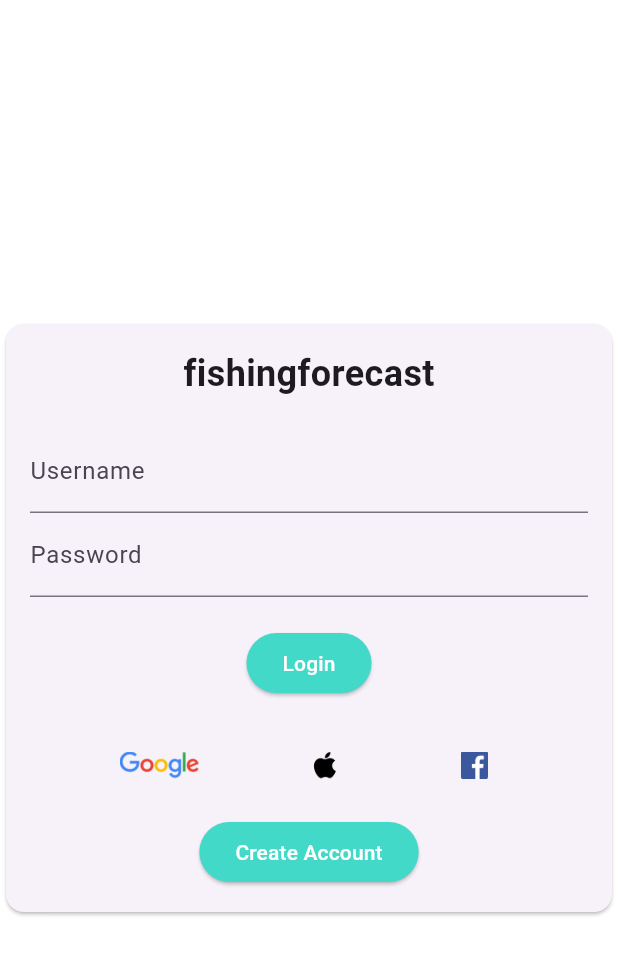
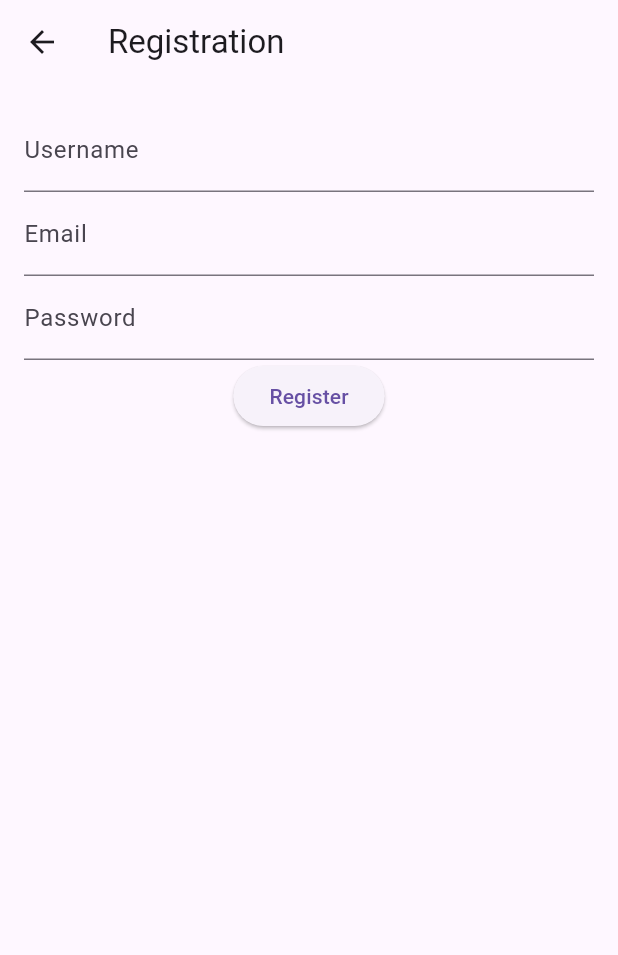
Before and after one commit to Vukp17/fishing_forecast, a Flutter app: the screen it shows after launch, after a tap on "Create Account", on a phone screen of 412 x 824 dp. Shown: the top 955 px of the screen. Run offline on Flutter 3.47's test engine with Material 3 defaults, Android fonts, the phone set to English and light mode, and no system bars; our stand-ins replace google_maps_flutter, image_picker, shared_preferences; missing offline and left inert: dart:ffi; accounts and stored records are empty; network calls fail.

Commit message:
Add registration screen and navigation routes

```diff
--- a/lib/main.dart
+++ b/lib/main.dart
@@ -1,4 +1,5 @@
 import 'package:fishingapp/models/user_model.dart';
+import 'package:fishingapp/screens/register_screen.dart';
 import 'package:fishingapp/widgets/main/bottom_navigation.dart';
 import 'package:flutter/material.dart';
 import 'package:provider/provider.dart';
@@ -28,6 +29,11 @@ class MyApp extends StatelessWidget {
         visualDensity: VisualDensity.adaptivePlatformDensity,
       ),
       home: _authService.isLoggedIn == true ? BottomNavigationExample() : LoginScreen(),
+      routes: {
+        '/login': (context) => LoginScreen(),
+        '/home': (context) => BottomNavigationExample(),
+        '/register':(context) => RegistrationScreen()
+      },
     );
   }
 }
--- a/lib/screens/login_screen.dart
+++ b/lib/screens/login_screen.dart
@@ -139,6 +139,7 @@ class _LoginScreenState extends State<LoginScreen> {
                     ),
                     child: Text('Create Account'),
                     onPressed: () {
+                      Navigator.of(context).pushNamed('/register');
                       // Handle account creation
                     },
                   ),
--- /dev/null
+++ b/lib/screens/register_screen.dart
@@ -0,0 +1,77 @@
+import 'package:flutter/material.dart';
+
+class RegistrationScreen extends StatefulWidget {
+  @override
+  _RegistrationScreenState createState() => _RegistrationScreenState();
+}
+
+class _RegistrationScreenState extends State<RegistrationScreen> {
+  final _formKey = GlobalKey<FormState>();
+  final _usernameController = TextEditingController();
+  final _emailController = TextEditingController();
+  final _passwordController = TextEditingController();
+
+  @override
+  Widget build(BuildContext context) {
+    return Scaffold(
+      appBar: AppBar(
+        title: Text('Registration'),
+      ),
+      body: Form(
+        key: _formKey,
+        child: Padding(
+          padding: const EdgeInsets.all(16.0),
+          child: Column(
+            children: <Widget>[
+              TextFormField(
+                controller: _usernameController,
+                decoration: InputDecoration(
+                  labelText: 'Username',
+                ),
+                validator: (value) {
+                  if (value == null || value.isEmpty) {
+                    return 'Please enter your username';
+                  }
+                  return null;
+                },
+              ),
+              TextFormField(
+                controller: _emailController,
+                decoration: InputDecoration(
+                  labelText: 'Email',
+                ),
+                validator: (value) {
+                  if (value == null || value.isEmpty) {
+                    return 'Please enter your email';
+                  }
+                  return null;
+                },
+              ),
+              TextFormField(
+                controller: _passwordController,
+                decoration: InputDecoration(
+                  labelText: 'Password',
+                ),
+                obscureText: true,
+                validator: (value) {
+                  if (value == null || value.isEmpty) {
+                    return 'Please enter your password';
+                  }
+                  return null;
+                },
+              ),
+              ElevatedButton(
+                onPressed: () {
+                  if (_formKey.currentState!.validate()) {
+                    // Perform registration
+                  }
+                },
+                child: Text('Register'),
+              ),
+            ],
+          ),
+        ),
+      ),
+    );
+  }
+}
```
